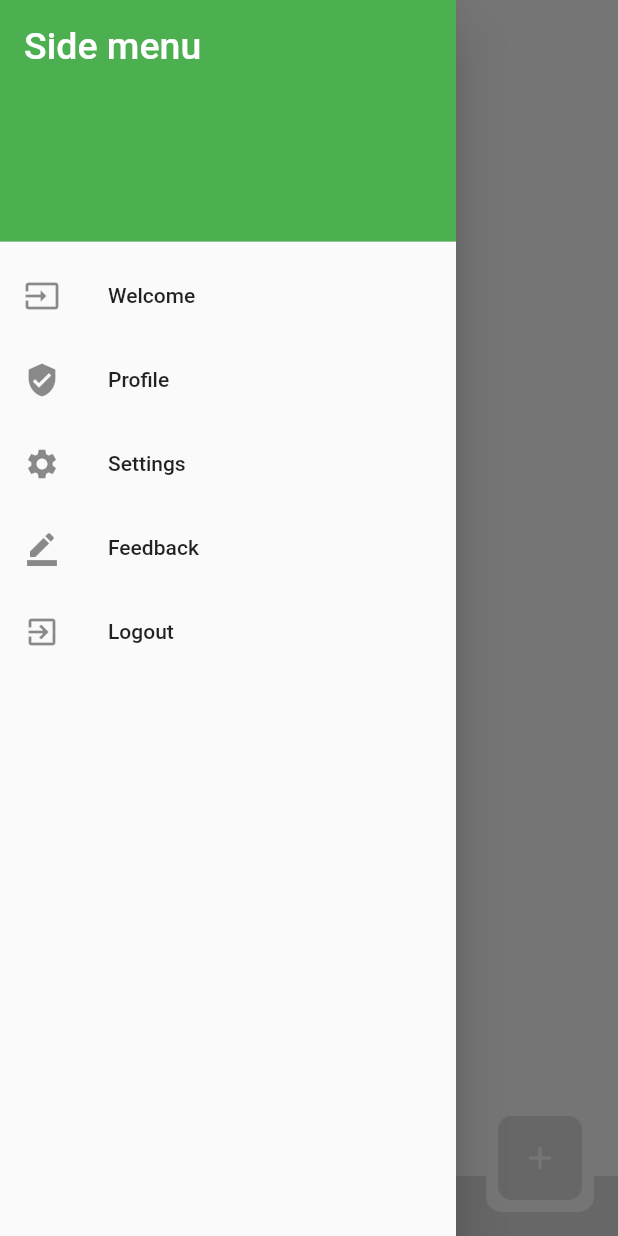
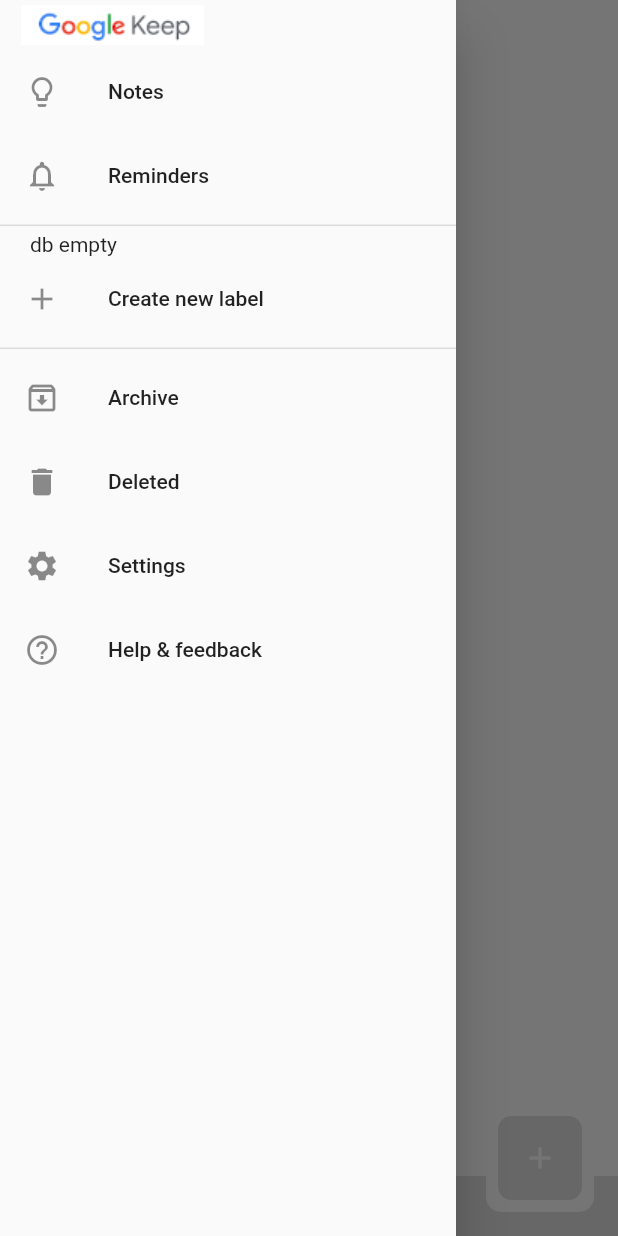
Before and after one commit to samiFlutter/keep_clone, a Flutter app: the screen it shows after launch, with the side drawer open, on a phone screen of 412 x 824 dp. Run offline on Flutter 3.47's test engine with Material 2 defaults, Android fonts, the phone set to English and light mode, and no system bars; our stand-ins replace material_floating_search_bar, sqflite; accounts and stored records are empty.

Commit message:
after adding side bar and label table in databese creating label model everthing good

```diff
--- /dev/null
+++ b/lib/model/label_model.dart
@@ -0,0 +1,18 @@
+class LabelModel {
+  final int? id;
+  final String name;
+
+  LabelModel({this.id, required this.name});
+
+  factory LabelModel.fromMap(Map<String, dynamic> json) => new LabelModel(
+        id: json['id'],
+        name: json['name'],
+      );
+
+  Map<String, dynamic> toMap() {
+    return {
+      'id': id,
+      'name': name,
+    };
+  }
+}
--- a/lib/screen/home_screen.dart
+++ b/lib/screen/home_screen.dart
@@ -2,6 +2,7 @@
 import 'package:flutter/src/foundation/key.dart';
 import 'package:flutter/src/widgets/framework.dart';
 import 'package:keep_clone/model/simple_model.dart';
+import 'package:keep_clone/screen/navdrawer_screen.dart';
 import 'package:keep_clone/screen/new_item_screen.dart';
 import 'package:keep_clone/service/items_service.dart';
 import 'package:keep_clone/service/my_databasehelper.dart';
@@ -52,70 +53,7 @@
                     child: Text('NO Groceries in list.'),
                   )
                 : ListView(
-                    children: <Widget>[
-                          Padding(
-                            padding: const EdgeInsets.all(12.0),
-                            child: Container(
-                              decoration: BoxDecoration(
-                                  boxShadow: [
-                                    BoxShadow(
-                                        color: Colors.grey[300]!,
-                                        spreadRadius: 1,
-                                        blurRadius: 3)
-                                  ],
-                                  border: Border.all(color: Colors.grey[100]!),
-                                  borderRadius: BorderRadius.circular(30)),
-                              child: Row(
-                                mainAxisAlignment:
-                                    MainAxisAlignment.spaceBetween,
-                                children: [
-                                  IconButton(
-                                    icon: new Icon(Icons.menu),
-                                    onPressed: () =>
-                                        _scaffoldKey.currentState?.openDrawer(),
-                                  ),
-                                  Container(
-                                    width:
-                                        MediaQuery.of(context).size.width * 0.5,
-                                    child: TextField(
-                                      style: const TextStyle(fontSize: 20),
-                                      //scrollPadding: EdgeInsets.all(30),
-                                      decoration: InputDecoration(
-                                        border: InputBorder.none,
-                                      ),
-                                    ),
-                                  ),
-                                  Container(
-                                    child: Image.asset(
-                                      'assets/four_square.png',
-                                      height:
-                                          MediaQuery.of(context).size.height *
-                                              0.02,
-                                      width:
-                                          MediaQuery.of(context).size.height *
-                                              0.02,
-                                    ),
-                                  ),
-                                  // IconButton(
-
-                                  //     icon: Icon(Icons.circle_rounded),
-                                  //     onPressed: () {}),
-                                  RawMaterialButton(
-                                    onPressed: () {},
-                                    elevation: 2.0,
-                                    fillColor: Colors.amber,
-                                    child: Icon(
-                                      Icons.mail,
-                                      size: 20.0,
-                                    ),
-                                    //padding: EdgeInsets.all(5.0),
-                                    shape: CircleBorder(),
-                                  )
-                                ],
-                              ),
-                            ),
-                          ),
-                        ] +
+                    children: <Widget>[searchBar()] +
                         snapshot.data!.map((grocery) {
                           return Center(
                             child: Card(
@@ -197,6 +135,62 @@
       //   children: itemsService.listItems,
       // ),
       bottomSheet: getFooter(),
+    );
+  }
+
+  Widget searchBar() {
+    return Padding(
+      padding: const EdgeInsets.all(12.0),
+      child: Container(
+        decoration: BoxDecoration(
+            boxShadow: [
+              BoxShadow(
+                  color: Colors.grey[300]!, spreadRadius: 1, blurRadius: 3)
+            ],
+            border: Border.all(color: Colors.grey[100]!),
+            borderRadius: BorderRadius.circular(30)),
+        child: Row(
+          mainAxisAlignment: MainAxisAlignment.spaceBetween,
+          children: [
+            IconButton(
+              icon: new Icon(Icons.menu),
+              onPressed: () => _scaffoldKey.currentState?.openDrawer(),
+            ),
+            Container(
+              width: MediaQuery.of(context).size.width * 0.5,
+              child: TextField(
+                style: const TextStyle(fontSize: 20),
+                //scrollPadding: EdgeInsets.all(30),
+                decoration: InputDecoration(
+                  border: InputBorder.none,
+                ),
+              ),
+            ),
+            Container(
+              child: Image.asset(
+                'assets/four_square.png',
+                height: MediaQuery.of(context).size.height * 0.02,
+                width: MediaQuery.of(context).size.height * 0.02,
+              ),
+            ),
+            // IconButton(
+
+            //     icon: Icon(Icons.circle_rounded),
+            //     onPressed: () {}),
+            RawMaterialButton(
+              onPressed: () {},
+              elevation: 2.0,
+              fillColor: Colors.amber,
+              child: Icon(
+                Icons.mail,
+                size: 20.0,
+              ),
+              //padding: EdgeInsets.all(5.0),
+              shape: CircleBorder(),
+            )
+          ],
+        ),
+      ),
     );
   }
 
@@ -310,56 +304,3 @@
     );
   }
 }
-
-class NavDrawer extends StatelessWidget {
-  @override
-  Widget build(BuildContext context) {
-    return Drawer(
-      child: ListView(
-        padding: EdgeInsets.zero,
-        children: <Widget>[
-          DrawerHeader(
-            child: Text(
-              'Side menu',
-              style: TextStyle(color: Colors.white, fontSize: 25),
-            ),
-            decoration: BoxDecoration(
-              color: Colors.green,
-              // image: DecorationImage(
-              //     fit: BoxFit.fill,
-              //     image: AssetImage('assets/images/cover.jpg')
-              //     )
-            ),
-          ),
-          ListTile(
-            leading: Icon(Icons.input),
-            title: Text('Welcome'),
-            onTap: () => {
-              Navigator.pop(context),
-            },
-          ),
-          ListTile(
-            leading: Icon(Icons.verified_user),
-            title: Text('Profile'),
-            onTap: () => {Navigator.of(context).pop()},
-          ),
-          ListTile(
-            leading: Icon(Icons.settings),
-            title: Text('Settings'),
-            onTap: () => {Navigator.of(context).pop()},
-          ),
-          ListTile(
-            leading: Icon(Icons.border_color),
-            title: Text('Feedback'),
-            onTap: () => {Navigator.of(context).pop()},
-          ),
-          ListTile(
-            leading: Icon(Icons.exit_to_app),
-            title: Text('Logout'),
-            onTap: () => {Navigator.of(context).pop()},
-          ),
-        ],
-      ),
-    );
-  }
-}
--- /dev/null
+++ b/lib/screen/navdrawer_screen.dart
@@ -0,0 +1,148 @@
+import 'package:flutter/material.dart';
+import 'package:keep_clone/model/label_model.dart';
+
+import '../service/my_databasehelper.dart';
+
+class NavDrawer extends StatelessWidget {
+  int? selectedId;
+  @override
+  Widget build(BuildContext context) {
+    return Drawer(
+      child: ListView(
+        padding: EdgeInsets.zero,
+        children: <Widget>[
+          Row(
+            children: [
+              Image.asset(
+                'assets/google_keep.png',
+                width: 150,
+              ),
+            ],
+          ),
+          // DrawerHeader(
+          //   // child: Text(
+          //   //   'Google Keep',
+          //   //   style: TextStyle(color: Colors.white, fontSize: 25),
+          //   // ),
+          //   child: Image.asset('assets/google_keep.png'),
+          //   decoration: BoxDecoration(
+          //     color: Colors.green,
+          //     // image: DecorationImage(
+          //     //     fit: BoxFit.fill,
+          //     //     image: AssetImage('assets/images/cover.jpg')
+          //     //     )
+          //   ),
+          // ),
+          ListTile(
+            leading: Icon(Icons.lightbulb_outline_rounded),
+            title: Text('Notes'),
+            onTap: () => {
+              Navigator.pop(context),
+            },
+          ),
+          ListTile(
+            leading: Icon(Icons.notifications_outlined),
+            title: Text('Reminders'),
+            onTap: () => {Navigator.of(context).pop()},
+          ),
+          Divider(
+            height: 10,
+            thickness: 1,
+          ),
+          // Row(
+          //   mainAxisAlignment: MainAxisAlignment.spaceAround,
+          //   children: [
+          //     Text('Labels'),
+          //     SizedBox(
+          //       width: MediaQuery.of(context).size.width * 0.3,
+          //     ),
+          //     TextButton(
+          //       style: TextButton.styleFrom(
+          //         primary: Colors.black,
+          //       ),
+          //       onPressed: () {},
+          //       child: Text('Edit'),
+          //     )
+          //   ],
+          // ),
+          // ListTile(
+          //   leading: Icon(Icons.label_outline),
+          //   title: Text('work'),
+          //   onTap: () => {Navigator.of(context).pop()},
+          // ),
+          // ListTile(
+          //   leading: Icon(Icons.add),
+          //   title: Text('Create new label '),
+          //   onTap: () => {Navigator.of(context).pop()},
+          // ),
+          FutureBuilder<List<LabelModel>>(
+            future: DatabaseHelper.instance.getLabelModels(),
+            builder: (BuildContext context,
+                AsyncSnapshot<List<LabelModel>> snapshot) {
+              return snapshot.data == null
+                  ? Container(
+                      child: Text('snapshot null'),
+                    )
+                  : snapshot.data!.isEmpty
+                      ? Column(
+                          children: [
+                            Container(
+                              padding: EdgeInsets.fromLTRB(20, 0, 0, 0),
+                              alignment: Alignment.bottomLeft,
+                              child: Text('db empty'),
+                            ),
+                            ListTile(
+                              leading: Icon(Icons.add),
+                              title: Text('Create new label '),
+                              onTap: () => {Navigator.of(context).pop()},
+                            ),
+                          ],
+                        )
+                      : ListView(
+                          children: snapshot.data!.map((label) {
+                            return Center(
+                              child: Card(
+                                color: selectedId == label.id
+                                    ? Colors.amber
+                                    : Colors.white,
+                                child: ListTile(
+                                  leading: Icon(Icons.add),
+                                  title: Text('Create new label '),
+                                  onTap: () => {Navigator.of(context).pop()},
+                                ),
+                              ),
+                            );
+                          }).toList(),
+                        );
+            },
+          ),
+
+          Divider(
+            height: 10,
+            thickness: 1,
+          ),
+          ListTile(
+            leading: Icon(Icons.archive_outlined),
+            title: Text('Archive'),
+            onTap: () => {Navigator.of(context).pop()},
+          ),
+          ListTile(
+            leading: Icon(Icons.delete),
+            title: Text('Deleted'),
+            onTap: () => {Navigator.of(context).pop()},
+          ),
+          ListTile(
+            leading: Icon(Icons.settings),
+            title: Text('Settings'),
+            onTap: () => {Navigator.of(context).pop()},
+          ),
+          ListTile(
+            leading: Icon(Icons.help_outline),
+            title: Text('Help & feedback'),
+            onTap: () => {Navigator.of(context).pop()},
+          ),
+        ],
+      ),
+    );
+  }
+}
```
Also changed, not shown: lib/service/my_databasehelper.dart (+46 -0 lines), assets/google_keep.png (added), lib/screen/new_lebel_screen.dart (added), pubspec.lock.
